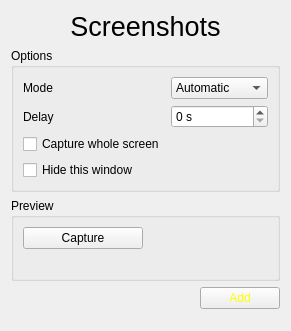
First picture: the form in sources/Forms/formscreenshots.ui, repository jose94752/ClipEdit, before the edit.
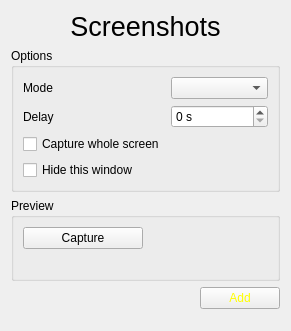
Second picture: the form after the edit.

```diff
--- a/sources/Forms/formscreenshots.ui
+++ b/sources/Forms/formscreenshots.ui
@@ -81,18 +81,7 @@
          </widget>
         </item>
         <item row="0" column="1">
-         <widget class="QComboBox" name="comboBox">
-          <item>
-           <property name="text">
-            <string>Automatic</string>
-           </property>
-          </item>
-          <item>
-           <property name="text">
-            <string>Manual</string>
-           </property>
-          </item>
-         </widget>
+         <widget class="QComboBox" name="comboBoxMode"/>
         </item>
        </layout>
       </item>
```
